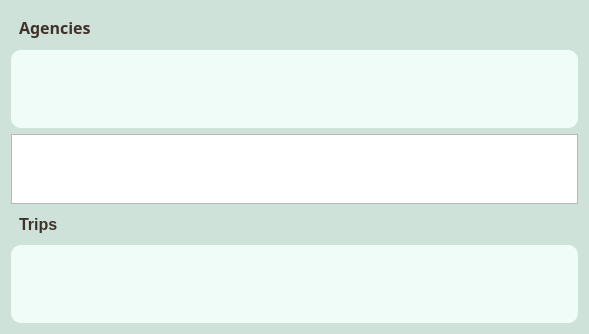
This is add_files/create_table_select.ui in Themishau/GTFStoFahrplan as Qt 5 draws it before an edit. The edited form follows.
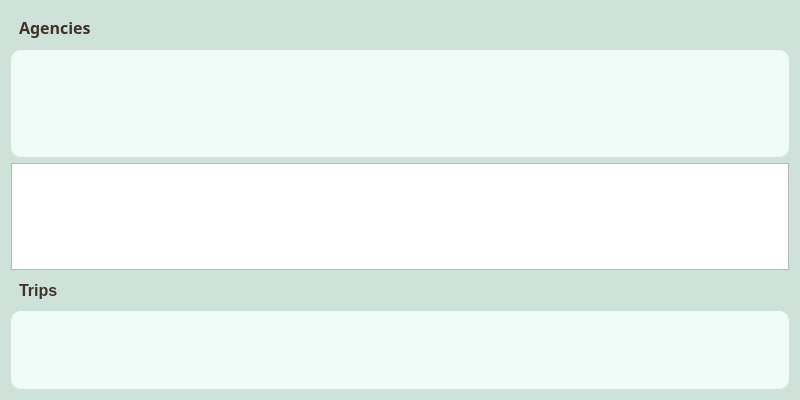
This is the edited form.

The edit to the form file:
```diff
--- a/add_files/create_table_select.ui
+++ b/add_files/create_table_select.ui
@@ -6,10 +6,28 @@
    <rect>
     <x>0</x>
     <y>0</y>
-    <width>589</width>
-    <height>299</height>
+    <width>800</width>
+    <height>400</height>
    </rect>
   </property>
+  <property name="sizePolicy">
+   <sizepolicy hsizetype="Minimum" vsizetype="Minimum">
+    <horstretch>0</horstretch>
+    <verstretch>0</verstretch>
+   </sizepolicy>
+  </property>
+  <property name="minimumSize">
+   <size>
+    <width>800</width>
+    <height>400</height>
+   </size>
+  </property>
+  <property name="maximumSize">
+   <size>
+    <width>800</width>
+    <height>400</height>
+   </size>
+  </property>
   <property name="windowTitle">
    <string>Form</string>
   </property>
@@ -95,6 +113,24 @@
      </item>
      <item row="3" column="0">
       <widget class="QListWidget" name="listAgencies">
+       <property name="sizePolicy">
+        <sizepolicy hsizetype="Expanding" vsizetype="Preferred">
+         <horstretch>0</horstretch>
+         <verstretch>0</verstretch>
+        </sizepolicy>
+       </property>
+       <property name="minimumSize">
+        <size>
+         <width>0</width>
+         <height>0</height>
+        </size>
+       </property>
+       <property name="maximumSize">
+        <size>
+         <width>900</width>
+         <height>500</height>
+        </size>
+       </property>
        <property name="font">
         <font>
          <pointsize>12</pointsize>
```
